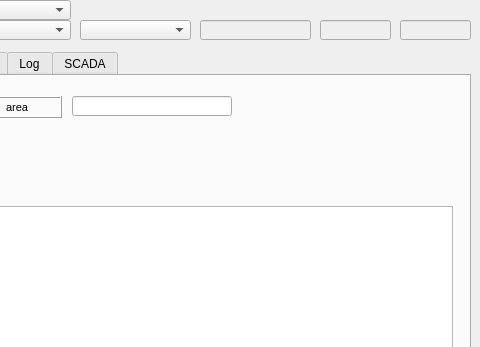
This is ui/ws_node.ui in Giswater/giswater_qgis_plugin as Qt 5 draws it before an edit; both pictures show x 350 to 830 and y 0 to 347 of the 830 by 585 pixel window. The edited form follows.
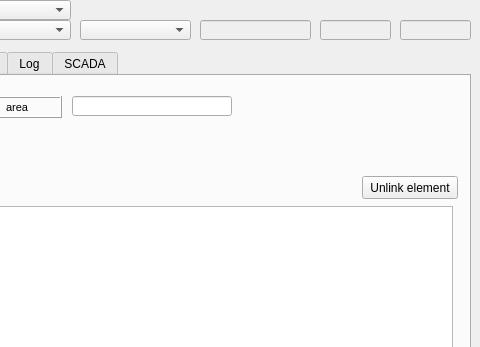
This is the edited form. The open tabs and pages were chosen to show the change.

What changed in the file:
```diff
--- a/ui/ws_node.ui
+++ b/ui/ws_node.ui
@@ -1230,6 +1230,19 @@
       </rect>
      </property>
     </widget>
+    <widget class="QPushButton" name="delete_row_info">
+     <property name="geometry">
+      <rect>
+       <x>700</x>
+       <y>100</y>
+       <width>96</width>
+       <height>23</height>
+      </rect>
+     </property>
+     <property name="text">
+      <string>Unlink element</string>
+     </property>
+    </widget>
    </widget>
    <widget class="QWidget" name="page_analysis">
     <attribute name="title">
```
Left out of the diff: 24 changed lines with no effect on the pictures.
